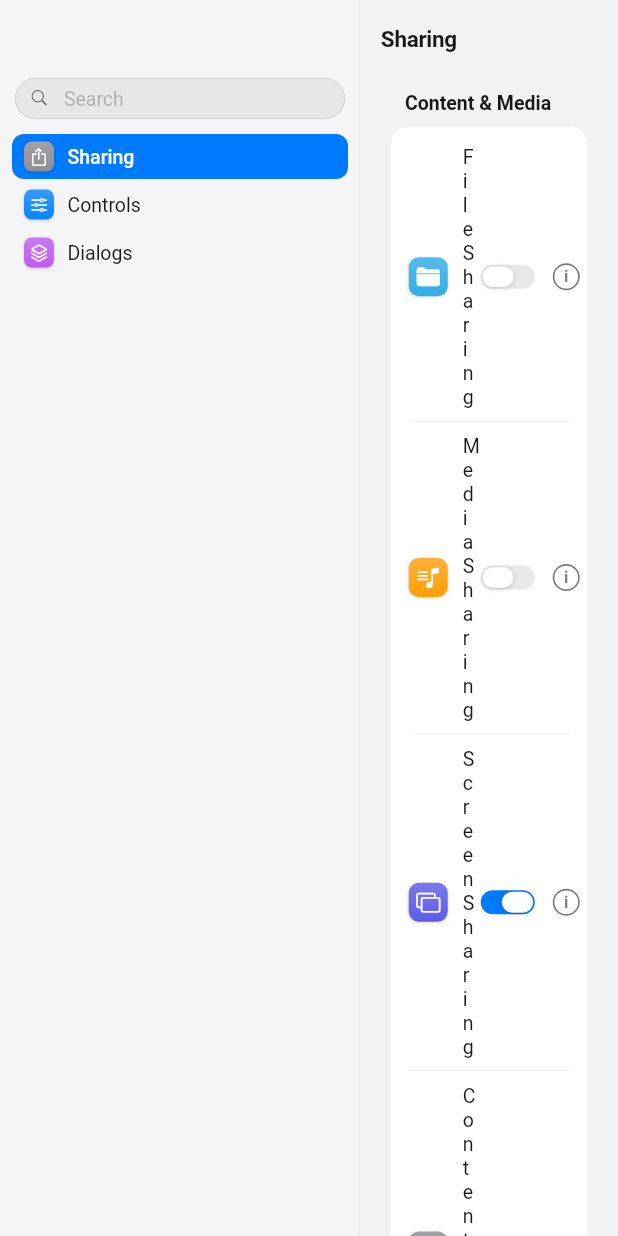
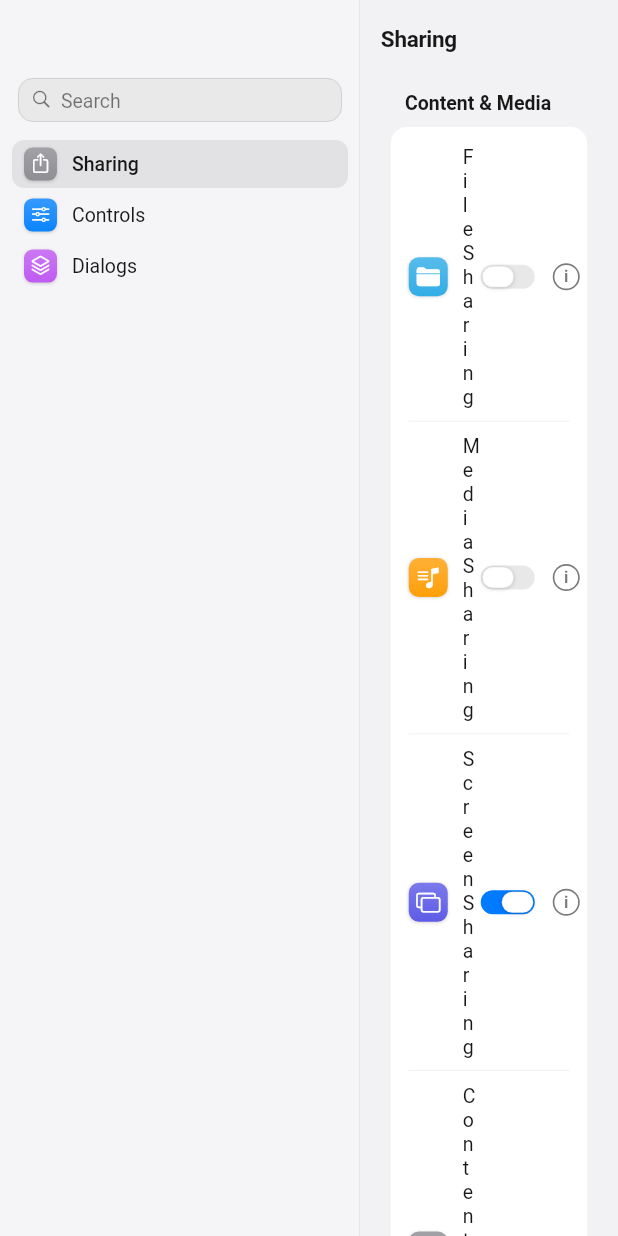
Before and after one commit to mostafijur566/macos_glass, a Flutter app: the screen it shows after launch, on a phone screen of 412 x 824 dp. Run offline on Flutter 3.47's test engine with Material 3 defaults, Android fonts, the phone set to English and light mode, and no system bars; missing offline and left inert: macos_window_utils; Roboto replaces fonts that are missing (.AppleSystemUIFont).

Commit message:
Match System Settings search field and sidebar selection

```diff
--- a/lib/src/sidebar.dart
+++ b/lib/src/sidebar.dart
@@ -62,7 +62,7 @@ class _GlassSidebarState extends State<GlassSidebar> {
         const SizedBox(height: kGlassTitlebarHeight),
         if (widget.searchPlaceholder != null)
           Padding(
-            padding: const EdgeInsets.fromLTRB(10, 0, 10, 8),
+            padding: const EdgeInsets.fromLTRB(12, 0, 12, 10),
             child: GlassTextField(
               capsule: true,
               placeholder: widget.searchPlaceholder,
@@ -110,23 +110,27 @@ class _SidebarRow extends StatelessWidget {
         builder: (context, hovered, pressed) {
           return AnimatedContainer(
             duration: const Duration(milliseconds: 90),
-            height: 30,
+            height: 32,
             padding: const EdgeInsets.symmetric(horizontal: 8),
             decoration: BoxDecoration(
-              color: selected ? t.accent : (hovered ? t.hover : null),
+              // System Settings marks the selection with a neutral grey pill;
+              // the label keeps its normal colour.
+              color: selected
+                  ? (t.isDark ? const Color(0x1FFFFFFF) : const Color(0x14000000))
+                  : (hovered ? t.hover : null),
               borderRadius: BorderRadius.circular(8),
             ),
             child: Row(
               children: [
-                GlassIconTile(icon: item.icon, color: item.color, size: 20),
-                const SizedBox(width: 9),
+                GlassIconTile(icon: item.icon, color: item.color, size: 22),
+                const SizedBox(width: 10),
                 Expanded(
                   child: Text(
                     item.label,
                     maxLines: 1,
                     overflow: TextOverflow.ellipsis,
                     style: t.body.copyWith(
-                      color: selected ? t.onAccent : t.label,
+                      color: t.label,
                       fontWeight: selected ? FontWeight.w500 : FontWeight.w400,
                     ),
                   ),
--- a/lib/src/text_field.dart
+++ b/lib/src/text_field.dart
@@ -63,16 +63,14 @@ class _GlassTextFieldState extends State<GlassTextField> {
   Widget build(BuildContext context) {
     final t = GlassTheme.of(context);
     final multiline = widget.maxLines == null || (widget.maxLines ?? 1) > 1;
-    final radius = BorderRadius.circular(widget.capsule ? 999 : (multiline ? 9 : 8));
-    return AnimatedContainer(
-      duration: const Duration(milliseconds: 120),
-      decoration: BoxDecoration(
-        borderRadius: radius,
-        boxShadow: _focused
-            ? [BoxShadow(color: t.accent.withValues(alpha: 0.45), spreadRadius: 3)]
-            : null,
-      ),
-      child: CupertinoTextField(
+    // The sidebar search field is a rounded rect (not a full capsule) with
+    // a faint fill, like System Settings.
+    final r = widget.capsule ? 10.0 : (multiline ? 9.0 : 8.0);
+    final radius = BorderRadius.circular(r);
+    final fill = widget.capsule
+        ? (t.isDark ? const Color(0x14FFFFFF) : const Color(0x0D000000))
+        : t.fieldFill;
+    final field = CupertinoTextField(
       controller: widget.controller,
       focusNode: _focus,
       autofocus: widget.autofocus,
@@ -88,26 +86,54 @@ class _GlassTextFieldState extends State<GlassTextField> {
       cursorColor: t.accent,
       cursorWidth: 1.5,
       style: t.body,
-        placeholderStyle: t.body.copyWith(color: t.tertiaryLabel),
+      placeholderStyle: t.body.copyWith(
+        color: widget.capsule ? t.secondaryLabel : t.tertiaryLabel,
+      ),
       padding: EdgeInsets.symmetric(
-          horizontal: widget.capsule ? 10 : 9,
-          vertical: multiline ? 7 : 5,
+        horizontal: widget.capsule ? 6 : 9,
+        vertical: multiline ? 7 : (widget.capsule ? 6 : 5),
       ),
       prefix: widget.prefixIcon == null
           ? null
           : Padding(
-                padding: const EdgeInsetsDirectional.only(start: 9),
-                child: Icon(widget.prefixIcon, size: 13, color: t.secondaryLabel),
+              padding: const EdgeInsetsDirectional.only(start: 8),
+              child: Icon(widget.prefixIcon, size: 14, color: t.secondaryLabel),
             ),
       decoration: BoxDecoration(
-          color: widget.capsule ? t.controlFill : t.fieldFill,
+        color: fill,
         borderRadius: radius,
+        border: Border.all(color: t.fieldBorder, width: 0.6),
+      ),
+    );
+    // macOS draws the focus ring as a stroke *outside* the field; the field
+    // itself keeps its normal fill. (A shadow would bleed through the
+    // translucent fill and tint the whole field blue.)
+    return Stack(
+      clipBehavior: Clip.none,
+      children: [
+        field,
+        Positioned(
+          left: -3,
+          top: -3,
+          right: -3,
+          bottom: -3,
+          child: IgnorePointer(
+            child: AnimatedOpacity(
+              opacity: _focused ? 1 : 0,
+              duration: const Duration(milliseconds: 120),
+              child: DecoratedBox(
+                decoration: BoxDecoration(
+                  borderRadius: BorderRadius.circular(r + 3),
                   border: Border.all(
-            color: _focused ? t.accent : t.fieldBorder,
-            width: _focused ? 1 : 0.6,
+                    color: t.accent.withValues(alpha: t.isDark ? 0.75 : 0.55),
+                    width: 3.5,
                   ),
                 ),
               ),
+            ),
+          ),
+        ),
+      ],
     );
   }
 }
```
Lines whose indentation alone changed are shown as unchanged.
